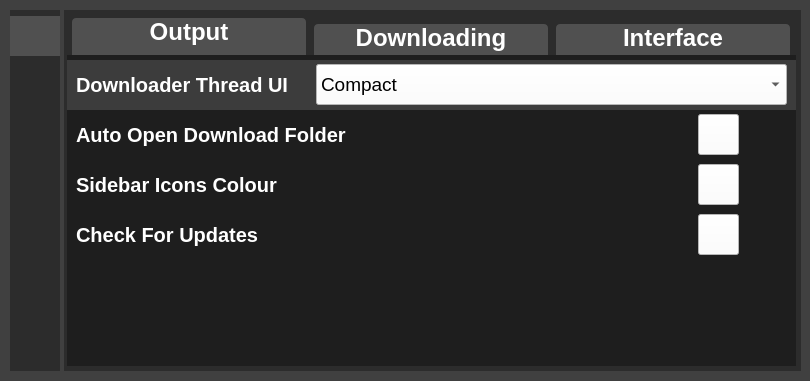
Qt form Spotify Downloader/SpotifyDownloader.ui (WilliamSchack/Spotify-Downloader) before a commit.
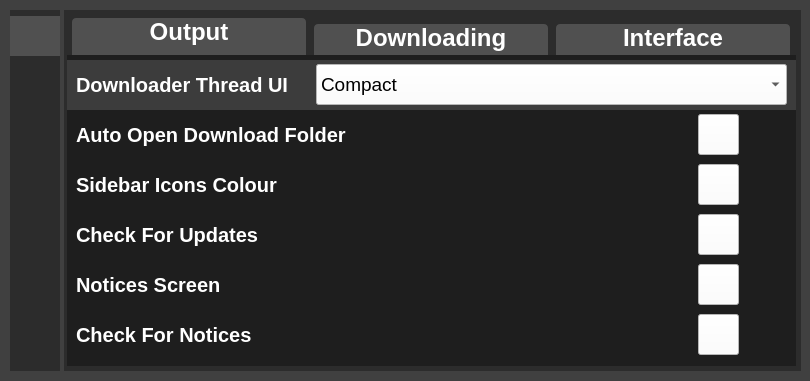
The same form after that commit. The open tabs and pages were chosen to show the change. Icons and pictures are not drawn. Custom widgets are drawn as their Qt base class.

Commit message: Added notices screen settings to the ui

What changed in the file:
```diff
--- a/Spotify Downloader/SpotifyDownloader.ui
+++ b/Spotify Downloader/SpotifyDownloader.ui
@@ -3264,8 +3264,8 @@
          <rect>
           <x>0</x>
           <y>0</y>
-          <width>729</width>
-          <height>311</height>
+          <width>715</width>
+          <height>321</height>
          </rect>
         </property>
         <property name="styleSheet">
@@ -3529,14 +3529,128 @@
           </layout>
          </item>
          <item>
-          <widget class="QWidget" name="InterfaceSettingsScrollAreaFiller" native="true">
-           <property name="sizePolicy">
-            <sizepolicy hsizetype="Expanding" vsizetype="Expanding">
-             <horstretch>0</horstretch>
-             <verstretch>0</verstretch>
-            </sizepolicy>
+          <layout class="QHBoxLayout" name="EnableNoticesScreenSettingLayout">
+           <property name="rightMargin">
+            <number>48</number>
            </property>
-          </widget>
+           <item>
+            <widget class="QLabel" name="EnableNoticesScreenLabel">
+             <property name="font">
+              <font>
+               <family>Segoe UI</family>
+               <pointsize>15</pointsize>
+               <bold>true</bold>
+              </font>
+             </property>
+             <property name="styleSheet">
+              <string notr="true">color: rgb(255, 255, 255);
+background-color: rgba(0, 0, 0, 0);</string>
+             </property>
+             <property name="text">
+              <string>Notices Screen</string>
+             </property>
+             <property name="alignment">
+              <set>Qt::AlignmentFlag::AlignLeading|Qt::AlignmentFlag::AlignLeft|Qt::AlignmentFlag::AlignVCenter</set>
+             </property>
+            </widget>
+           </item>
+           <item>
+            <widget class="CheckBox" name="EnableNoticesScreenButton">
+             <property name="enabled">
+              <bool>true</bool>
+             </property>
+             <property name="minimumSize">
+              <size>
+               <width>41</width>
+               <height>41</height>
+              </size>
+             </property>
+             <property name="maximumSize">
+              <size>
+               <width>41</width>
+               <height>41</height>
+              </size>
+             </property>
+             <property name="font">
+              <font>
+               <pointsize>16</pointsize>
+              </font>
+             </property>
+             <property name="toolTip">
+              <string>&lt;html&gt;&lt;head/&gt;&lt;body&gt;&lt;p&gt;Toggles if the application checks for updates when launching&lt;/p&gt;&lt;/body&gt;&lt;/html&gt;</string>
+             </property>
+             <property name="styleSheet">
+              <string notr="true">background-color: rgb(255, 255, 255);
+color: rgb(0, 0, 0);</string>
+             </property>
+             <property name="text">
+              <string/>
+             </property>
+            </widget>
+           </item>
+          </layout>
+         </item>
+         <item>
+          <layout class="QHBoxLayout" name="CheckForNoticesSettingLayout">
+           <property name="rightMargin">
+            <number>48</number>
+           </property>
+           <item>
+            <widget class="QLabel" name="CheckForNoticesLabel">
+             <property name="font">
+              <font>
+               <family>Segoe UI</family>
+               <pointsize>15</pointsize>
+               <bold>true</bold>
+              </font>
+             </property>
+             <property name="styleSheet">
+              <string notr="true">color: rgb(255, 255, 255);
+background-color: rgba(0, 0, 0, 0);</string>
+             </property>
+             <property name="text">
+              <string>Check For Notices</string>
+             </property>
+             <property name="alignment">
+              <set>Qt::AlignmentFlag::AlignLeading|Qt::AlignmentFlag::AlignLeft|Qt::AlignmentFlag::AlignVCenter</set>
+             </property>
+            </widget>
+           </item>
+           <item>
+            <widget class="CheckBox" name="CheckForNoticesButton">
+             <property name="enabled">
+              <bool>true</bool>
+             </property>
+             <property name="minimumSize">
+              <size>
+               <width>41</width>
+               <height>41</height>
+              </size>
+             </property>
+             <property name="maximumSize">
+              <size>
+               <width>41</width>
+               <height>41</height>
+              </size>
+             </property>
+             <property name="font">
+              <font>
+               <pointsize>16</pointsize>
+              </font>
+             </property>
+             <property name="toolTip">
+              <string>&lt;html&gt;&lt;head/&gt;&lt;body&gt;&lt;p&gt;Toggles if the application checks for updates when launching&lt;/p&gt;&lt;/body&gt;&lt;/html&gt;</string>
+             </property>
+             <property name="styleSheet">
+              <string notr="true">background-color: rgb(255, 255, 255);
+color: rgb(0, 0, 0);</string>
+             </property>
+             <property name="text">
+              <string/>
+             </property>
+            </widget>
+           </item>
+          </layout>
          </item>
         </layout>
        </widget>
```
Left out of the diff: 4 changed lines with no effect on the pictures.
